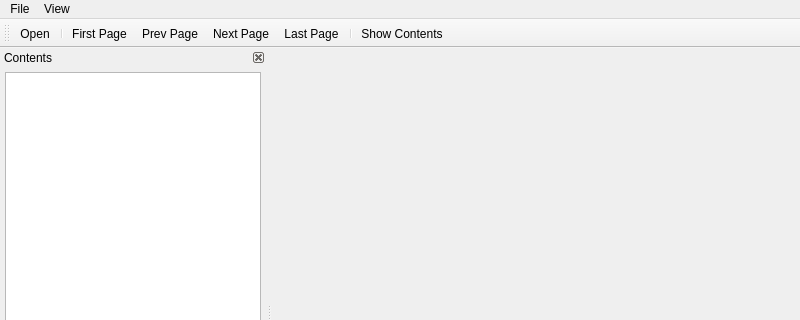
Before: the Qt Designer form mainwindow.ui in royqh1979/QComicViewer, drawn with Qt 5; both pictures show x 0 to 800 and y 0 to 320 of the 800 by 600 pixel window.
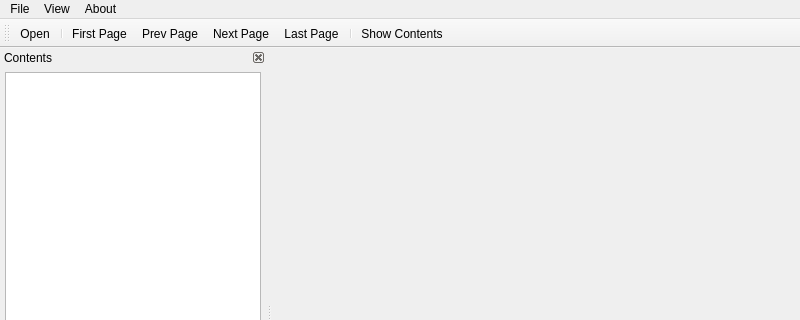
After: the same form once the commit is applied.

Commit message: add about dialog

Patch:
```diff
--- a/mainwindow.ui
+++ b/mainwindow.ui
@@ -51,8 +51,15 @@
     <addaction name="actionFit_Height"/>
     <addaction name="actionFit_Page"/>
    </widget>
+   <widget class="QMenu" name="menuAbout">
+    <property name="title">
+     <string>About</string>
+    </property>
+    <addaction name="actionAbout"/>
+   </widget>
    <addaction name="menuFile"/>
    <addaction name="menuView"/>
+   <addaction name="menuAbout"/>
   </widget>
   <widget class="QStatusBar" name="statusbar"/>
   <widget class="QToolBar" name="toolBar">
```
Left out of the diff: 5 changed lines with no effect on the pictures. The commit also changes 7 other files.
